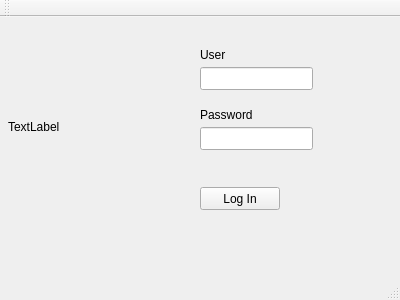
edmundormz/qt_sierras, file login.ui: the form before one commit.
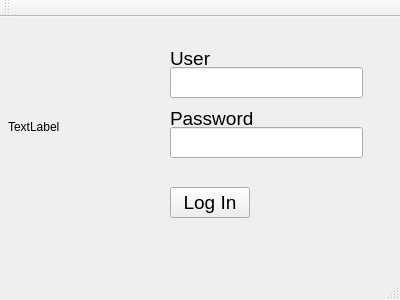
The form after the commit.

Commit message: Standardized font size

Patch:
```diff
--- a/login.ui
+++ b/login.ui
@@ -30,12 +30,17 @@
    <widget class="QLabel" name="labelUser">
     <property name="geometry">
      <rect>
-      <x>200</x>
+      <x>170</x>
       <y>30</y>
-      <width>59</width>
-      <height>15</height>
+      <width>44</width>
+      <height>23</height>
      </rect>
     </property>
+    <property name="font">
+     <font>
+      <pointsize>14</pointsize>
+     </font>
+    </property>
     <property name="text">
      <string>User</string>
     </property>
@@ -43,12 +48,17 @@
    <widget class="QLabel" name="labelPassword">
     <property name="geometry">
      <rect>
-      <x>200</x>
+      <x>170</x>
       <y>90</y>
-      <width>59</width>
-      <height>15</height>
+      <width>90</width>
+      <height>23</height>
      </rect>
     </property>
+    <property name="font">
+     <font>
+      <pointsize>14</pointsize>
+     </font>
+    </property>
     <property name="text">
      <string>Password</string>
     </property>
@@ -56,12 +66,17 @@
    <widget class="QPushButton" name="buttonLogin">
     <property name="geometry">
      <rect>
-      <x>200</x>
+      <x>170</x>
       <y>170</y>
       <width>80</width>
-      <height>23</height>
+      <height>31</height>
      </rect>
     </property>
+    <property name="font">
+     <font>
+      <pointsize>14</pointsize>
+     </font>
+    </property>
     <property name="text">
      <string>Log In</string>
     </property>
@@ -69,22 +84,32 @@
    <widget class="QLineEdit" name="lineUser">
     <property name="geometry">
      <rect>
-      <x>200</x>
+      <x>170</x>
       <y>50</y>
-      <width>113</width>
-      <height>23</height>
+      <width>193</width>
+      <height>31</height>
      </rect>
     </property>
+    <property name="font">
+     <font>
+      <pointsize>14</pointsize>
+     </font>
+    </property>
    </widget>
    <widget class="QLineEdit" name="linePassword">
     <property name="geometry">
      <rect>
-      <x>200</x>
+      <x>170</x>
       <y>110</y>
-      <width>113</width>
-      <height>23</height>
+      <width>193</width>
+      <height>31</height>
      </rect>
     </property>
+    <property name="font">
+     <font>
+      <pointsize>14</pointsize>
+     </font>
+    </property>
    </widget>
   </widget>
   <widget class="QMenuBar" name="menuBar">
```
The commit also changes 4 other files.
